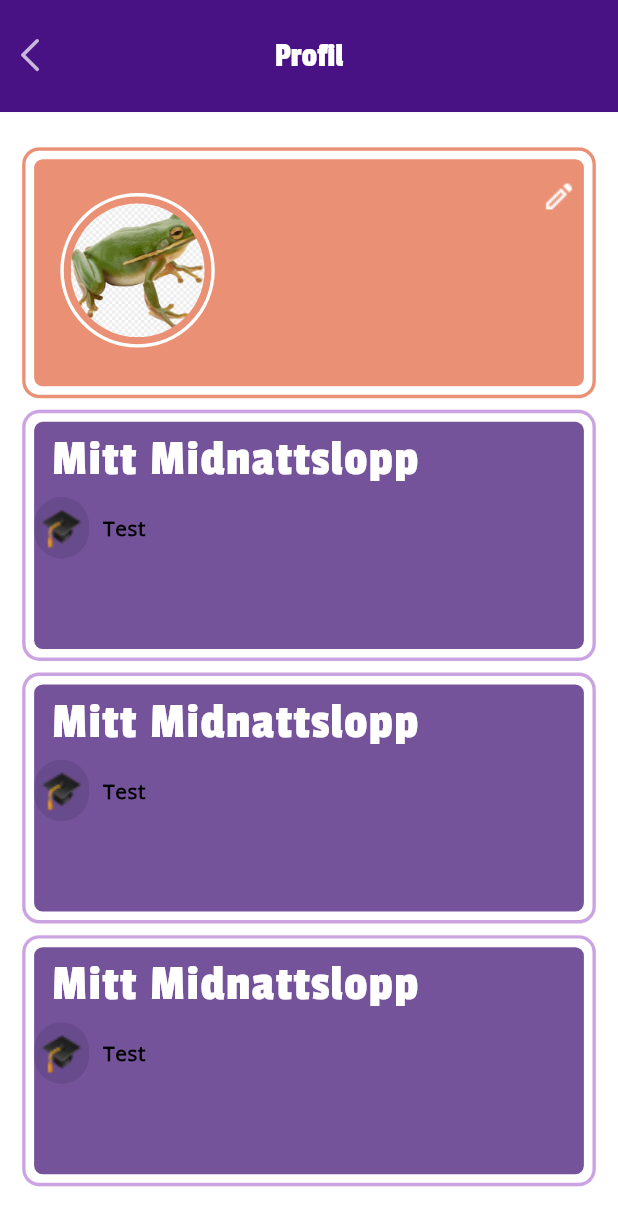
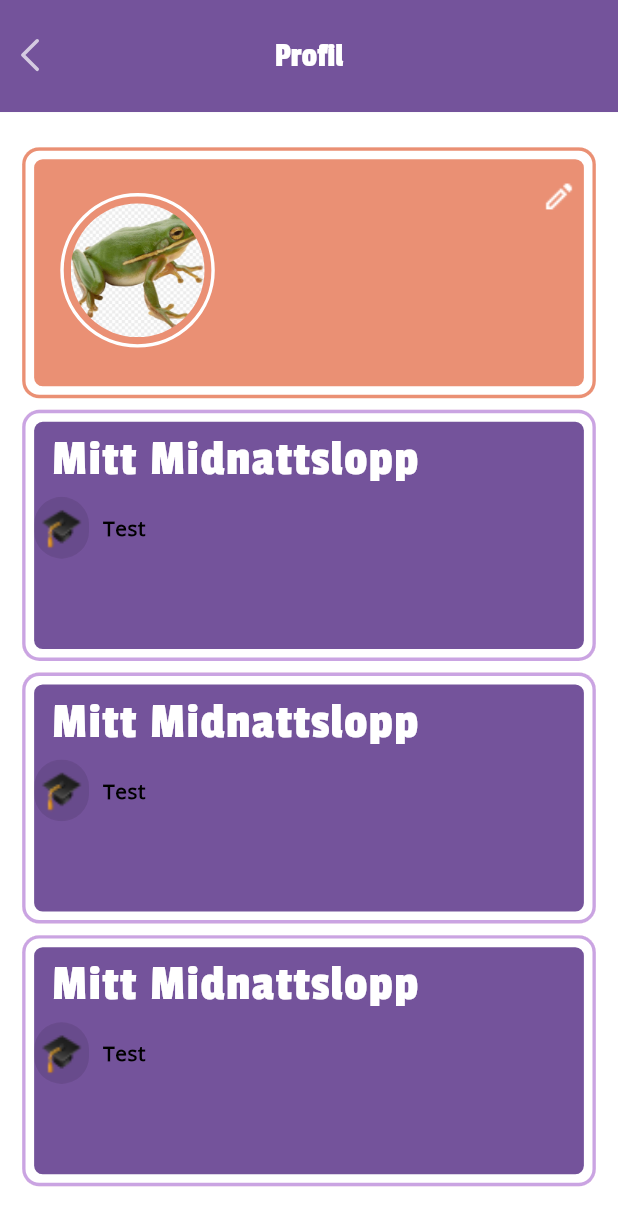
Before and after one commit to BillboEliasJohansson/Studentloppet-Frontend, a Flutter app: the HomeScreen screen opened by its route, after a tap on "View Profile", on a phone screen of 412 x 824 dp. Shown: the top 1226 px of the screen. Run offline on Flutter 3.47's test engine with Material 3 defaults, Android fonts, the light colour scheme and no system bars; our stand-ins replace cached_network_image, flutter_svg, geolocator, google_maps_flutter, location; missing offline and left inert: flutter_polyline_points; network calls fail.

Commit message:
Design run
Co-authored-by: Elias Johansson <eljo9864@student.su.se>

```diff
--- a/lib/utils/image_constant.dart
+++ b/lib/Constants/image_constant.dart
@@ -30,4 +30,8 @@
   static String imgArrowLeftWhite = '$imagePath/img_arrow_left_white.svg';
 
   static String imgEdit = '$imagePath/Edit.png';
+
+  static String imgMarker = '$imagePath/marker.png';
+
+  static String imgBigMarker = '$imagePath/marker_big.png';
 }
--- a/lib/Screens/app_screens/home_screen.dart
+++ b/lib/Screens/app_screens/home_screen.dart
@@ -5,10 +5,10 @@
 import 'package:studentloppet/routes/app_routes.dart';
 import 'package:studentloppet/theme/custom_text_style.dart';
 import 'package:studentloppet/theme/theme_helper.dart';
-import 'package:studentloppet/utils/image_constant.dart';
+import 'package:studentloppet/Constants/image_constant.dart';
 import 'package:studentloppet/utils/size_utils.dart';
 import 'package:studentloppet/widgets/app_bar/appbar_title.dart';
-import 'package:studentloppet/widgets/app_bar/custom_app_bar.dart';
+import 'package:studentloppet/widgets/app_bar/custom_app_bar_old.dart';
 import 'package:studentloppet/widgets/custom_helpers/custom_icon_button.dart';
 import 'package:studentloppet/widgets/custom_helpers/custom_image_view.dart';
 import 'package:studentloppet/widgets/custom_helpers/custom_outlined_button.dart';
@@ -124,7 +124,7 @@
   }
 
   PreferredSizeWidget _buildAppBar(BuildContext context, User user) {
-    return CustomAppBar(
+    return CustomAppBarOld(
       title: AppbarTitle(
         text: "Welcome " + user.firstName,
         margin: EdgeInsets.only(left: 10.h, top: 20.h),
--- a/lib/Screens/app_screens/profile_screen.dart
+++ b/lib/Screens/app_screens/profile_screen.dart
@@ -3,7 +3,7 @@
 import 'package:studentloppet/User/user.dart';
 import 'package:studentloppet/routes/app_routes.dart';
 import 'package:studentloppet/theme/theme_helper.dart';
-import 'package:studentloppet/utils/image_constant.dart';
+import 'package:studentloppet/Constants/image_constant.dart';
 import 'package:studentloppet/utils/size_utils.dart';
 
 class ProfileScreen extends StatelessWidget {
--- a/lib/Screens/app_screens/save_screen.dart
+++ b/lib/Screens/app_screens/save_screen.dart
@@ -6,7 +6,7 @@
 import 'package:studentloppet/routes/app_routes.dart';
 import 'package:studentloppet/theme/custom_text_style.dart';
 import 'package:studentloppet/theme/theme_helper.dart';
-import 'package:studentloppet/utils/image_constant.dart';
+import 'package:studentloppet/Constants/image_constant.dart';
 import 'package:studentloppet/utils/size_utils.dart';
 import 'package:studentloppet/utils/timer.utils.dart';
 import 'package:studentloppet/widgets/custom_helpers/custom_elevated_button.dart';
--- a/lib/Screens/login_signup/login_screen.dart
+++ b/lib/Screens/login_signup/login_screen.dart
@@ -14,7 +14,7 @@
 import 'package:studentloppet/theme/app_decoration.dart';
 import 'package:studentloppet/theme/custom_text_style.dart';
 import 'package:studentloppet/theme/theme_helper.dart';
-import 'package:studentloppet/utils/image_constant.dart';
+import 'package:studentloppet/Constants/image_constant.dart';
 import 'package:studentloppet/utils/size_utils.dart';
 import 'package:studentloppet/utils/snackbars_util.dart';
 import 'package:studentloppet/utils/validation_functions.dart';
--- a/lib/Screens/login_signup/signup_details_screen.dart
+++ b/lib/Screens/login_signup/signup_details_screen.dart
@@ -9,7 +9,7 @@
 import 'package:studentloppet/theme/app_decoration.dart';
 import 'package:studentloppet/theme/custom_text_style.dart';
 import 'package:studentloppet/theme/theme_helper.dart';
-import 'package:studentloppet/utils/image_constant.dart';
+import 'package:studentloppet/Constants/image_constant.dart';
 import 'package:studentloppet/utils/size_utils.dart';
 import 'package:studentloppet/utils/snackbars_util.dart';
 import 'package:studentloppet/widgets/custom_helpers/custom_image_view.dart';
--- a/lib/Screens/login_signup/signup_screen.dart
+++ b/lib/Screens/login_signup/signup_screen.dart
@@ -11,7 +11,7 @@
 import 'package:studentloppet/theme/app_decoration.dart';
 import 'package:studentloppet/theme/custom_text_style.dart';
 import 'package:studentloppet/theme/theme_helper.dart';
-import 'package:studentloppet/utils/image_constant.dart';
+import 'package:studentloppet/Constants/image_constant.dart';
 import 'package:studentloppet/utils/size_utils.dart';
 import 'package:studentloppet/utils/validation_functions.dart';
 import 'package:studentloppet/utils/snackbars_util.dart';
--- a/lib/Screens/login_signup/signup_successful.dart
+++ b/lib/Screens/login_signup/signup_successful.dart
@@ -3,7 +3,7 @@
 import 'package:studentloppet/theme/app_decoration.dart';
 import 'package:studentloppet/theme/custom_text_style.dart';
 import 'package:studentloppet/theme/theme_helper.dart';
-import 'package:studentloppet/utils/image_constant.dart';
+import 'package:studentloppet/Constants/image_constant.dart';
 import 'package:studentloppet/utils/size_utils.dart';
 import 'package:studentloppet/widgets/custom_helpers/custom_image_view.dart';
 import 'package:studentloppet/widgets/custom_helpers/custom_outlined_button.dart';
--- a/lib/Screens/reset_screens/forgot_password_screen.dart
+++ b/lib/Screens/reset_screens/forgot_password_screen.dart
@@ -9,7 +9,7 @@
 import 'package:studentloppet/theme/app_decoration.dart';
 import 'package:studentloppet/theme/custom_text_style.dart';
 import 'package:studentloppet/theme/theme_helper.dart';
-import 'package:studentloppet/utils/image_constant.dart';
+import 'package:studentloppet/Constants/image_constant.dart';
 import 'package:studentloppet/utils/size_utils.dart';
 import 'package:studentloppet/utils/snackbars_util.dart';
 import 'package:studentloppet/utils/validation_functions.dart';
--- a/lib/Screens/reset_screens/update_password_screen.dart
+++ b/lib/Screens/reset_screens/update_password_screen.dart
@@ -9,7 +9,7 @@
 import 'package:studentloppet/theme/app_decoration.dart';
 import 'package:studentloppet/theme/custom_text_style.dart';
 import 'package:studentloppet/theme/theme_helper.dart';
-import 'package:studentloppet/utils/image_constant.dart';
+import 'package:studentloppet/Constants/image_constant.dart';
 import 'package:studentloppet/utils/size_utils.dart';
 import 'package:studentloppet/utils/snackbars_util.dart';
 import 'package:studentloppet/utils/validation_functions.dart';
--- a/lib/Screens/reset_screens/verify_otp_screen.dart
+++ b/lib/Screens/reset_screens/verify_otp_screen.dart
@@ -9,7 +9,7 @@
 import 'package:studentloppet/theme/app_decoration.dart';
 import 'package:studentloppet/theme/custom_text_style.dart';
 import 'package:studentloppet/theme/theme_helper.dart';
-import 'package:studentloppet/utils/image_constant.dart';
+import 'package:studentloppet/Constants/image_constant.dart';
 import 'package:studentloppet/utils/size_utils.dart';
 import 'package:studentloppet/utils/snackbars_util.dart';
 import 'package:studentloppet/widgets/custom_helpers/custom_image_view.dart';
--- a/lib/widgets/ProfileHelpers/custom_app_bar_profile.dart
+++ b/lib/widgets/ProfileHelpers/custom_app_bar.dart
@@ -62,7 +62,7 @@
           height: 58.v,
           width: double.maxFinite,
           decoration: BoxDecoration(
-            color: appTheme.deepPurple800,
+            color: appTheme.deepPurple500,
           ),
         );
       default:
--- a/lib/widgets/app_bar/custom_app_bar.dart
+++ b/lib/widgets/app_bar/custom_app_bar_old.dart
@@ -6,8 +6,8 @@
 enum Style { bgShadow }
 
 // ignore: must_be_immutable
-class CustomAppBar extends StatelessWidget implements PreferredSizeWidget {
-  const CustomAppBar(
+class CustomAppBarOld extends StatelessWidget implements PreferredSizeWidget {
+  const CustomAppBarOld(
       {super.key,
       this.height,
       this.styleType,
--- a/lib/widgets/custom_helpers/metricslist_item_widget.dart
+++ b/lib/widgets/custom_helpers/metricslist_item_widget.dart
@@ -15,29 +15,52 @@
 
   @override
   Widget build(BuildContext context) {
-    return Container(
-      padding: EdgeInsets.symmetric(
-        horizontal: 11.h,
-        vertical: 12.v,
+    return Card(
+      clipBehavior: Clip.antiAlias,
+      elevation: 0,
+      shape: RoundedRectangleBorder(
+        side: BorderSide(
+          color: appTheme.deepPurple500,
+          width: 2.h,
         ),
-      decoration: AppDecoration.outlineOnPrimary.copyWith(
-        borderRadius: BorderRadiusStyle.roundedBorder6,
+        borderRadius: BorderRadiusStyle.roundedBorder10,
       ),
-      width: 150.h,
+      child: Container(
+        padding: EdgeInsets.all(5.h),
+        decoration: AppDecoration.outlinePurple.copyWith(
+          borderRadius: BorderRadiusStyle.roundedBorder10,
+        ),
+        width: 160.h,
+        child: Container(
+          width: 160.h,
+          decoration: BoxDecoration(
+            color: appTheme.deepPurple500,
+            borderRadius: BorderRadius.circular(
+              5.h,
+            ),
+          ),
+          child: Padding(
+            padding: const EdgeInsets.all(8.0),
             child: Column(
               mainAxisSize: MainAxisSize.min,
               crossAxisAlignment: CrossAxisAlignment.start,
               children: [
                 Text(
                   upperText,
-            style: theme.textTheme.bodyMedium,
+                  style: theme.textTheme.labelSmall!.copyWith(
+                      fontSize: 15,
+                      fontWeight: FontWeight.w400,
+                      fontStyle: FontStyle.normal),
                 ),
-          SizedBox(height: 7.v),
+                SizedBox(height: 2.v),
                 Text(
                   lowerText,
-            style: theme.textTheme.titleLarge,
+                  style: theme.textTheme.displayMedium!.copyWith(fontSize: 25),
                 )
               ],
+            ),
+          ),
+        ),
       ),
     );
   }
```
Also changed, not shown: lib/Screens/app_screens/profile_screen_test.dart (+6 -2 lines), lib/Screens/app_screens/run_screen.dart (+79 -52 lines), assets/images/marker.png (added), assets/images/marker_big.png (added). Lines whose indentation alone changed are shown as unchanged.
